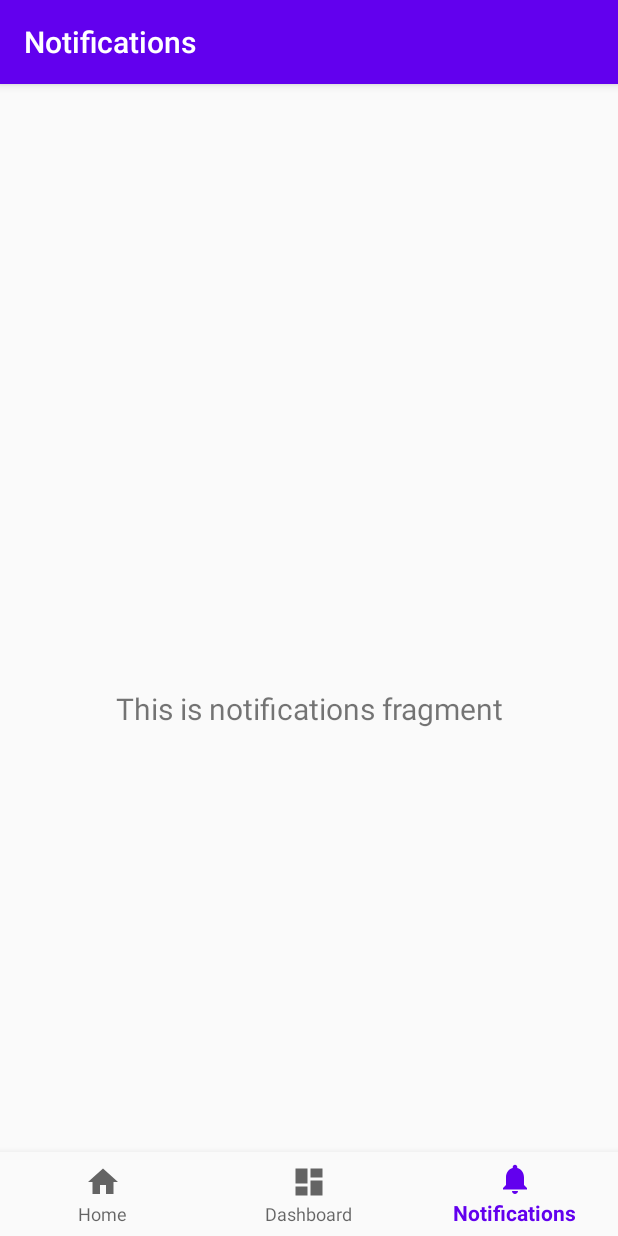
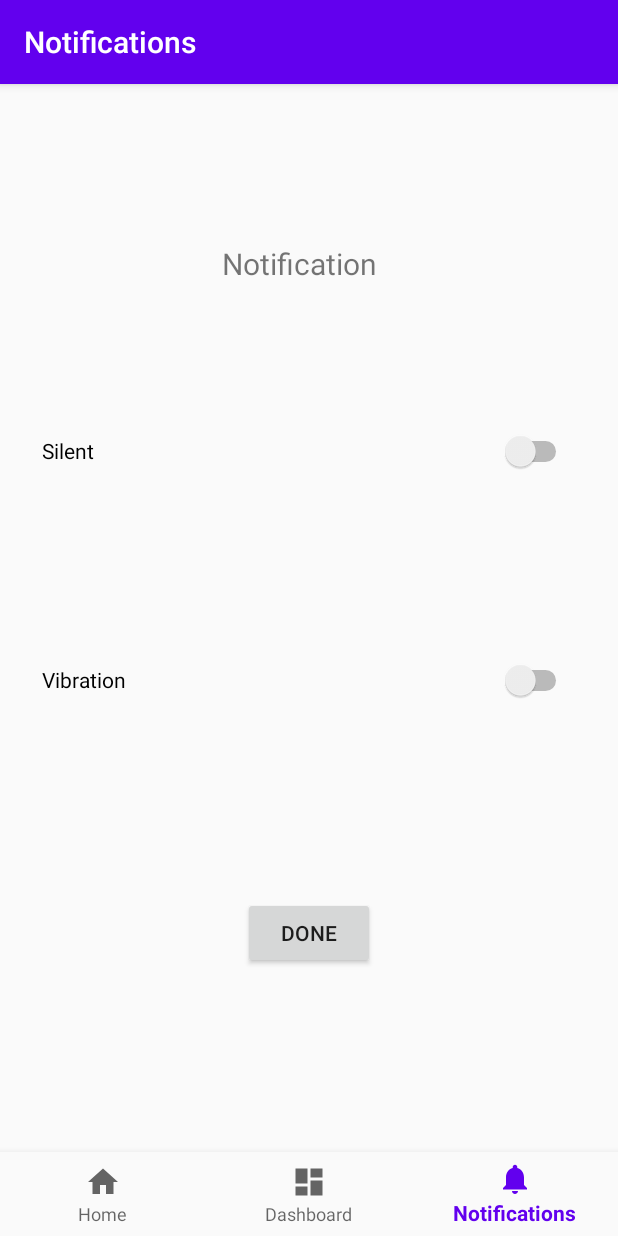
Before and after one commit to apptl/SirenDetector, an Android app: the NotificationsFragment screen opened through its navigation route, on a phone screen of 412 x 824 dp. Run offline under Robolectric (Android 15) with nearby library versions, the phone set to English and light mode, and no system bars; our stand-ins replace navigation-ui.

Commit message:
Added notification page

```diff
--- a/app/src/main/java/com/example/sirendetector/ui/notifications/NotificationsViewModel.java
+++ b/app/src/main/java/com/example/sirendetector/ui/notifications/NotificationsViewModel.java
@@ -10,8 +10,9 @@ public class NotificationsViewModel extends ViewModel {
 
     public NotificationsViewModel() {
         mText = new MutableLiveData<>();
-        mText.setValue("This is notifications fragment");
+        mText.setValue("Notification");
     }
+
 
     public LiveData<String> getText() {
         return mText;
--- a/app/src/main/res/layout/fragment_notifications.xml
+++ b/app/src/main/res/layout/fragment_notifications.xml
@@ -8,15 +8,54 @@
 
     <TextView
         android:id="@+id/text_notifications"
-        android:layout_width="match_parent"
-        android:layout_height="wrap_content"
-        android:layout_marginStart="8dp"
-        android:layout_marginTop="8dp"
-        android:layout_marginEnd="8dp"
+        android:layout_width="209dp"
+        android:layout_height="33dp"
+        android:layout_marginStart="85dp"
+        android:layout_marginTop="50dp"
+        android:layout_marginEnd="50dp"
         android:textAlignment="center"
         android:textSize="20sp"
+        app:layout_constraintEnd_toEndOf="parent"
+        app:layout_constraintHorizontal_bias="0.139"
+        app:layout_constraintStart_toStartOf="parent"
+        app:layout_constraintTop_toTopOf="parent" />
+
+    <Switch
+        android:id="@+id/switch1"
+        android:layout_width="353dp"
+        android:layout_height="121dp"
+        android:layout_marginStart="28dp"
+        android:layout_marginTop="32dp"
+        android:layout_marginBottom="200dp"
+        android:text="Silent"
         app:layout_constraintBottom_toBottomOf="parent"
+        app:layout_constraintStart_toStartOf="parent"
+        app:layout_constraintTop_toBottomOf="@+id/text_notifications"
+        app:layout_constraintVertical_bias="0.045" />
+
+    <Switch
+        android:id="@+id/switch2"
+        android:layout_width="353dp"
+        android:layout_height="121dp"
+        android:layout_marginStart="28dp"
+        android:layout_marginTop="32dp"
+        android:layout_marginBottom="200dp"
+        android:text="Vibration"
+        app:layout_constraintBottom_toBottomOf="parent"
+        app:layout_constraintStart_toStartOf="parent"
+        app:layout_constraintTop_toBottomOf="@+id/text_notifications"
+        app:layout_constraintVertical_bias="0.6" />
+
+    <Button
+        android:id="@+id/button4"
+        android:layout_width="wrap_content"
+        android:layout_height="wrap_content"
+        android:layout_marginStart="100dp"
+        android:layout_marginTop="84dp"
+        android:layout_marginEnd="100dp"
+        android:text="Done"
         app:layout_constraintEnd_toEndOf="parent"
         app:layout_constraintStart_toStartOf="parent"
-        app:layout_constraintTop_toTopOf="parent" />
+        app:layout_constraintTop_toBottomOf="@+id/switch2" />
+
 </androidx.constraintlayout.widget.ConstraintLayout>
```
